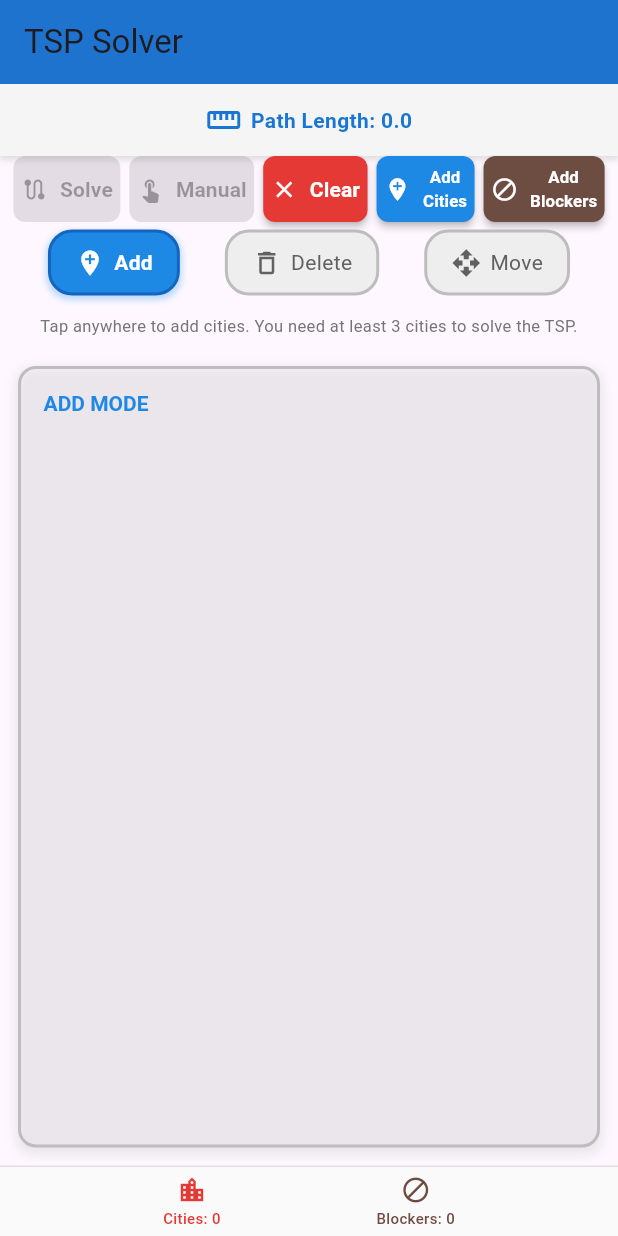
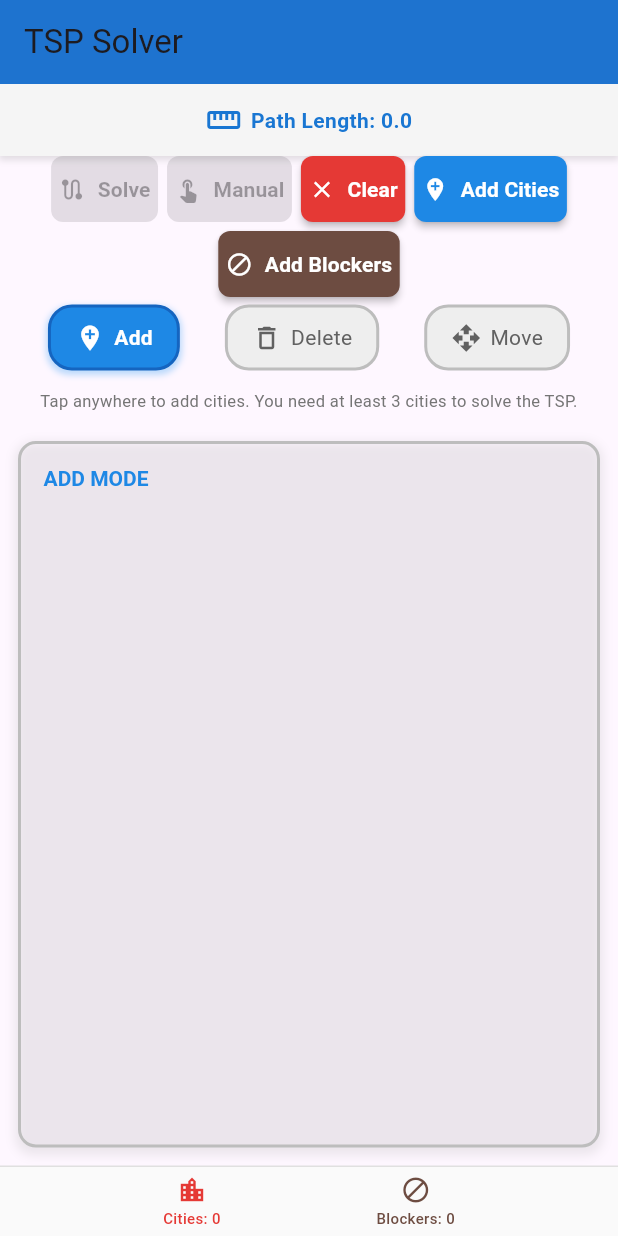
Before and after one commit to dev-ym/tsp1, a Flutter app: the screen it shows after launch, on a phone screen of 412 x 824 dp. Run offline on Flutter 3.47's test engine with Material 3 defaults, Android fonts, the phone set to English and light mode, and no system bars.

Commit message:
Revert - did not help

```diff
--- a/lib/main.dart
+++ b/lib/main.dart
@@ -844,21 +844,21 @@ class _TSPHomePageState extends State<TSPHomePage> {
                 _buildEnhancedButton(
                   onPressed: !isSolving ? _addRandomCities : null,
                   icon: Icons.add_location,
-                  label: 'Add\nCities',
+                  label: 'Add Cities',
                   color: Colors.blue,
                 ),
                 ?isManualMode ? null :
                 _buildEnhancedButton(
                   onPressed: !isSolving ? _addRandomBlockers : null,
                   icon: Icons.block,
-                  label: 'Add\nBlockers',
+                  label: 'Add Blockers',
                   color: Colors.brown,
                 ),
                 ?isManualMode ?
                 _buildEnhancedButton(
                   onPressed: (manualPath != null && manualPath.length > 1) ? _clearManualPath : null,
                   icon: Icons.refresh,
-                  label: 'Reset\nPath',
+                  label: 'Reset Path',
                   color: Colors.orange,
                 ) : null,
               ],
@@ -977,19 +977,11 @@ class _TSPHomePageState extends State<TSPHomePage> {
         onPressed: onPressed,
         icon: Icon(icon, size: 18),
 
-        label: // Use FittedBox to avoid clipping in android
-            FittedBox(
-            fit: BoxFit.contain,
-            child: Text(
-              label,
-              textAlign: TextAlign.center,
-              style: TextStyle(fontSize: 14, fontWeight: FontWeight.w600),
-            )
-          )
-        // Text(
-        //   label,
-        //   style: TextStyle(fontSize: 14, fontWeight: FontWeight.w600),
-        // )
+        label:
+        Text(
+          label,
+          style: TextStyle(fontSize: 14, fontWeight: FontWeight.w600),
+        )
         ,
         style: ElevatedButton.styleFrom(
           backgroundColor: color[600],
```
Also changed, not shown: 3 other files.
